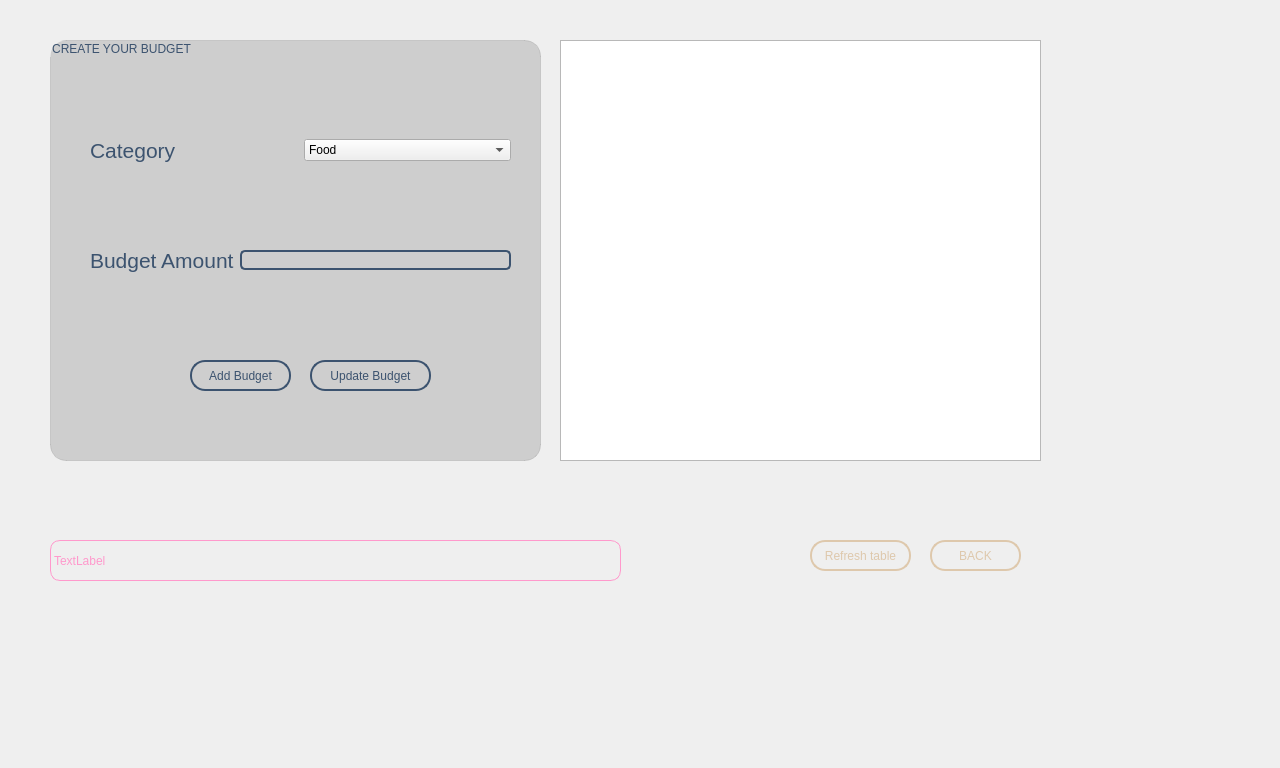
Old version of the form budgetcreating.ui in the repository RashmikaKDH/PersonalOrganizer_OOP_miniproject.
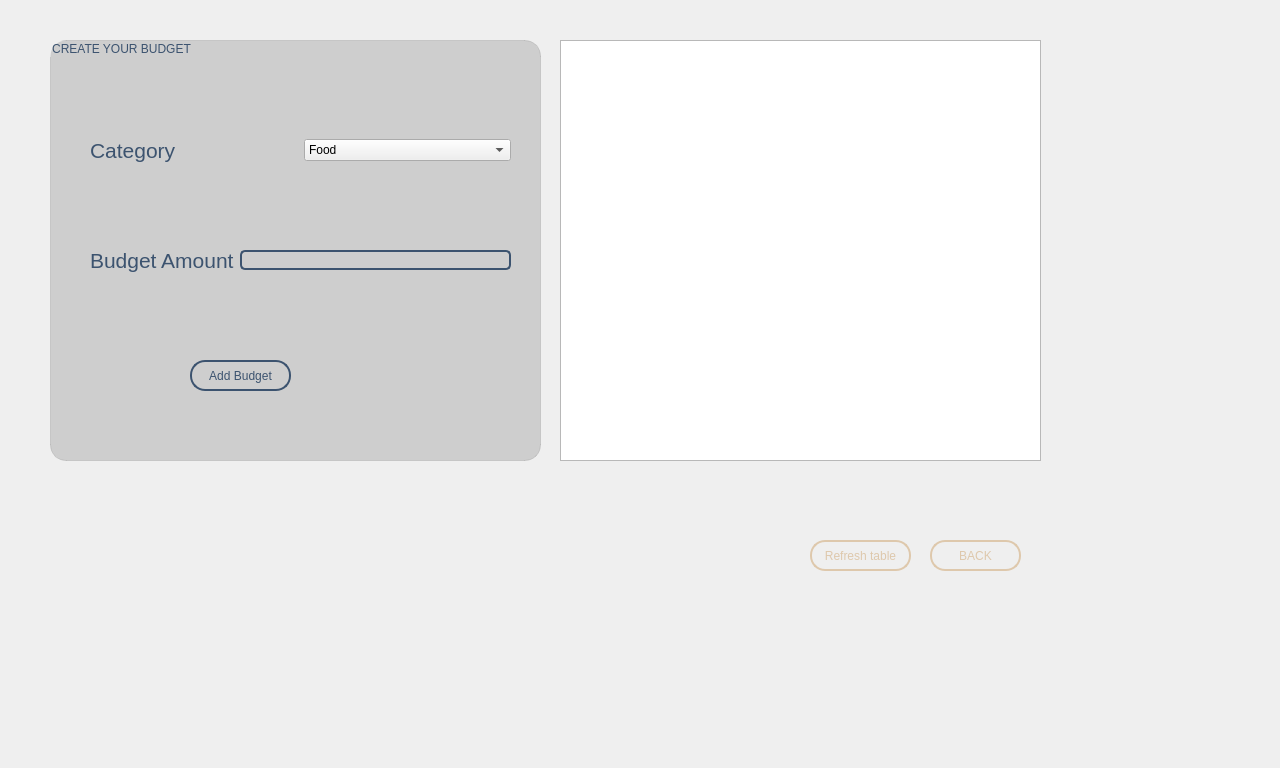
New version of the form. Icons and pictures are not drawn.

```diff
--- a/budgetcreating.ui
+++ b/budgetcreating.ui
@@ -25,24 +25,14 @@
    <property name="enabled">
     <bool>true</bool>
    </property>
-   <widget class="QLabel" name="lable">
-    <property name="geometry">
-     <rect>
-      <x>50</x>
-      <y>540</y>
-      <width>571</width>
-      <height>41</height>
-     </rect>
-    </property>
-    <property name="styleSheet">
-     <string notr="true">  border: 1px solid #ff99cc;
-  border-radius: 10px;
-color: #ff99cc;</string>
-    </property>
-    <property name="text">
-     <string>TextLabel</string>
-    </property>
-   </widget>
+   <property name="geometry">
+    <rect>
+     <x>0</x>
+     <y>0</y>
+     <width>1091</width>
+     <height>621</height>
+    </rect>
+   </property>
    <widget class="QPushButton" name="pushButton_back">
     <property name="geometry">
      <rect>
@@ -227,25 +217,6 @@
       <string>Add Budget</string>
      </property>
     </widget>
-    <widget class="QPushButton" name="pushButton_update">
-     <property name="geometry">
-      <rect>
-       <x>260</x>
-       <y>320</y>
-       <width>121</width>
-       <height>31</height>
-      </rect>
-     </property>
-     <property name="styleSheet">
-      <string notr="true">border: 2px solid #3C536F;
-font: 700 10pt &quot;Segoe UI&quot;;
-border-radius: 15px;
-color: #3C536F;</string>
-     </property>
-     <property name="text">
-      <string>Update Budget</string>
-     </property>
-    </widget>
    </widget>
    <zorder>pushButton_back</zorder>
    <zorder>tableView</zorder>
```
Left out of the diff: 9 changed lines with no effect on the pictures.
